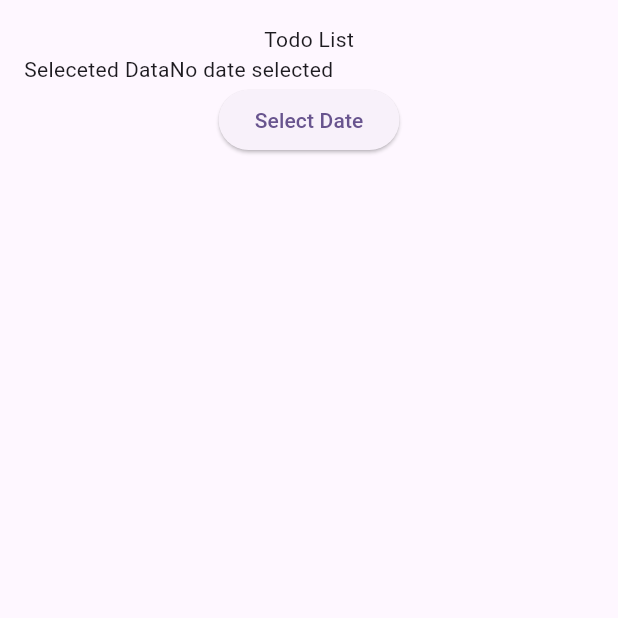
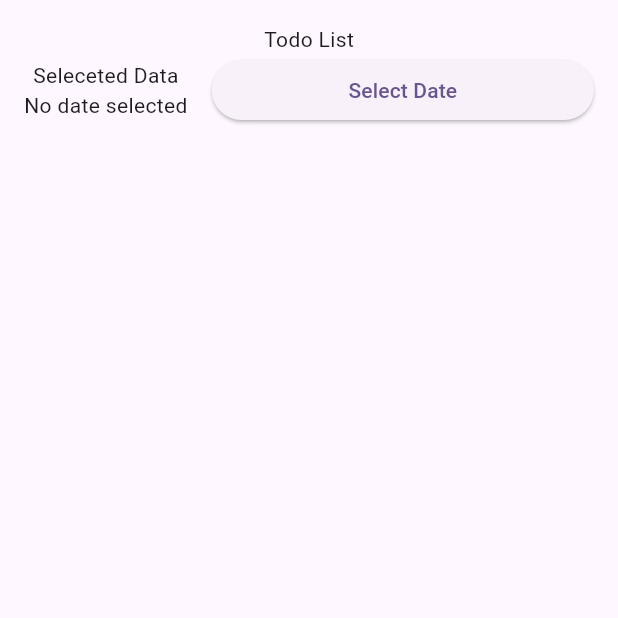
Before and after one commit to Rangga857/150_TodoBloc, a Flutter app: the TodoPage screen opened directly, on a phone screen of 412 x 824 dp, the top half of it. Run offline on Flutter 3.47's test engine with Material 3 defaults, Android fonts, the phone set to English and light mode, and no system bars; our stand-ins replace bloc, flutter_bloc.

Commit message:
Add Column dan Expanded

```diff
--- a/lib/presentation/todo_page.dart
+++ b/lib/presentation/todo_page.dart
@@ -18,6 +18,8 @@ class TodoPage extends StatelessWidget {
               Text('Todo List'),
               Row(
                 children: [
+                  Column(
+                    children: [
                       Text('Seleceted Data'),
                       BlocBuilder<TodoBloc, TodoState>(
                         builder: (context, state) {
@@ -34,7 +36,8 @@ class TodoPage extends StatelessWidget {
                     ],
                   ),
                   SizedBox(width: 16.0,),
-              ElevatedButton(
+                  Expanded(
+                    child: ElevatedButton(
                       onPressed: (){
                         showDatePicker(
                           context: context,
@@ -50,9 +53,14 @@ class TodoPage extends StatelessWidget {
                           }
                         );
                       },
-                child: Text('Select Date'))
+                      child: Text('Select Date')
+                    ),
+                  ),
                 ],
-          ),)
+              ),
+            ],
+          ),
+        ),
       ),
     );
   }
```
Lines whose indentation alone changed are shown as unchanged.
